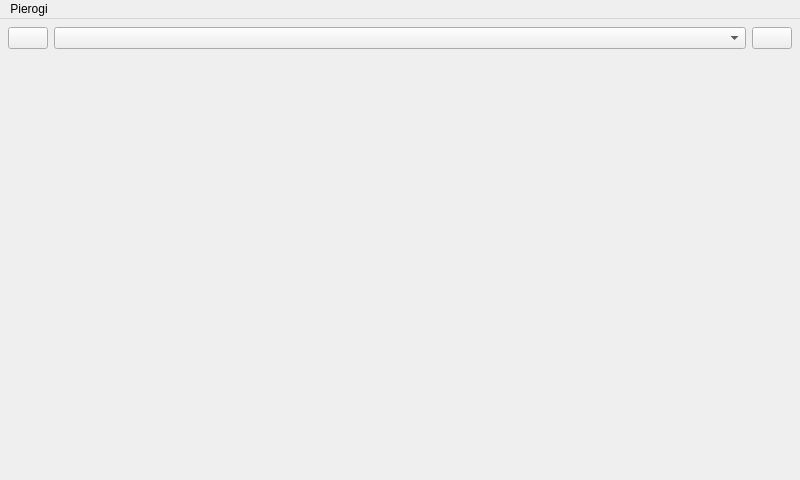
Qt form mainwindow.ui (jpietrzak8/Pierogi) before a commit.
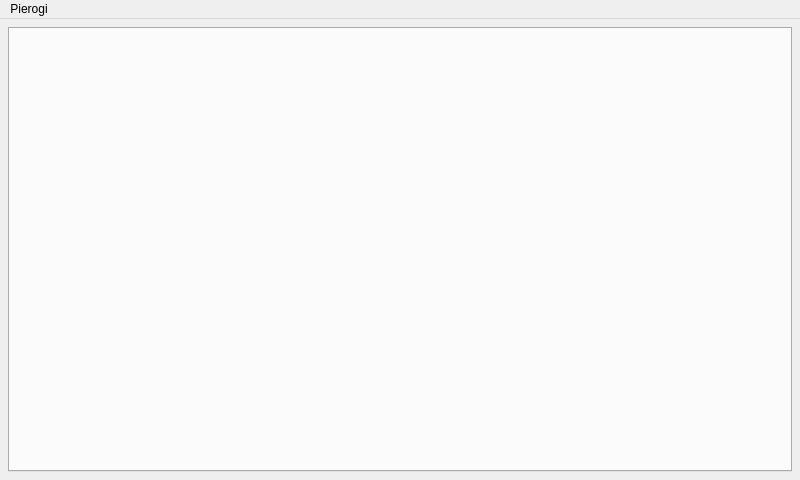
The same form after that commit. Icons and pictures are not drawn.

What changed in the file:
```diff
--- a/mainwindow.ui
+++ b/mainwindow.ui
@@ -31,55 +31,7 @@
      <number>8</number>
     </property>
     <item row="0" column="0">
-     <widget class="QPushButton" name="prevPanelButton">
-      <property name="icon">
-       <iconset resource="PierogiResources.qrc">
-        <normaloff>:/icons/arrow_left_icon&amp;48.png</normaloff>:/icons/arrow_left_icon&amp;48.png</iconset>
-      </property>
-      <property name="iconSize">
-       <size>
-        <width>36</width>
-        <height>36</height>
-       </size>
-      </property>
-     </widget>
-    </item>
-    <item row="0" column="1">
-     <widget class="QComboBox" name="selectPanelComboBox">
-      <property name="sizePolicy">
-       <sizepolicy hsizetype="Expanding" vsizetype="Fixed">
-        <horstretch>0</horstretch>
-        <verstretch>0</verstretch>
-       </sizepolicy>
-      </property>
-     </widget>
-    </item>
-    <item row="0" column="2">
-     <widget class="QPushButton" name="nextPanelButton">
-      <property name="text">
-       <string/>
-      </property>
-      <property name="icon">
-       <iconset resource="PierogiResources.qrc">
-        <normaloff>:/icons/arrow_right_icon&amp;48.png</normaloff>:/icons/arrow_right_icon&amp;48.png</iconset>
-      </property>
-      <property name="iconSize">
-       <size>
-        <width>36</width>
-        <height>36</height>
-       </size>
-      </property>
-     </widget>
-    </item>
-    <item row="1" column="0" colspan="3">
-     <widget class="QStackedWidget" name="stackedButtonsWidget">
-      <property name="sizePolicy">
-       <sizepolicy hsizetype="Expanding" vsizetype="Expanding">
-        <horstretch>0</horstretch>
-        <verstretch>0</verstretch>
-       </sizepolicy>
-      </property>
-     </widget>
+     <widget class="QTabWidget" name="mainTabWidget"/>
     </item>
    </layout>
   </widget>
```
Left out of the diff: 10 changed lines with no effect on the pictures.
